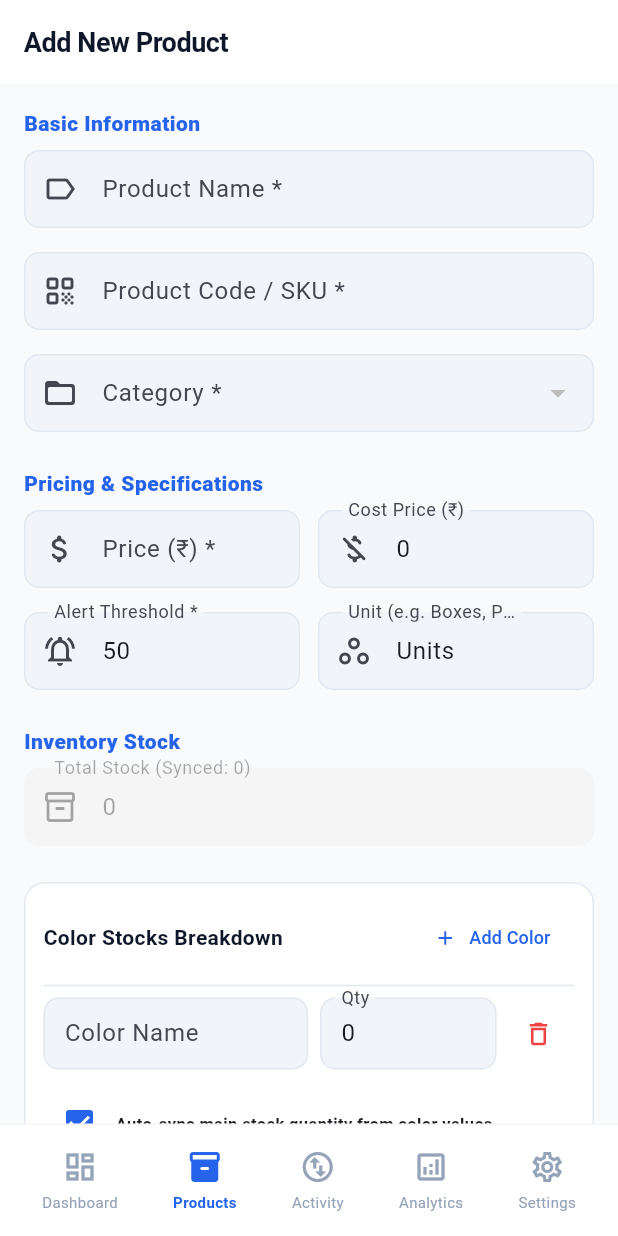
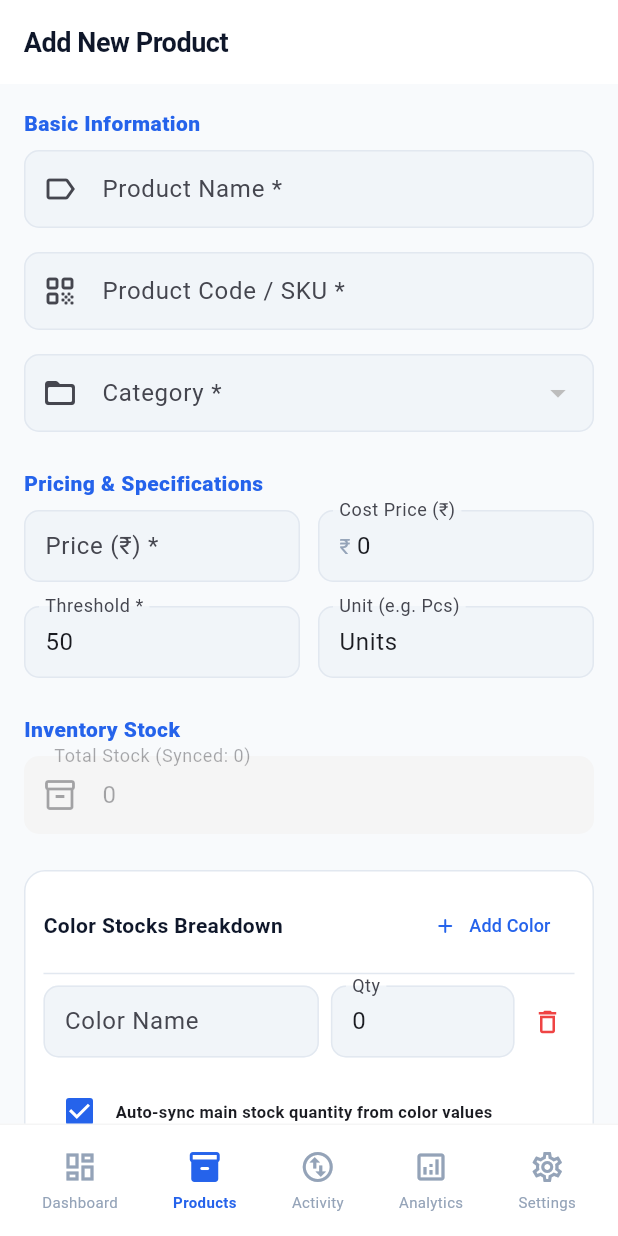
Before and after one commit to Ashishkumarpy/B2B-Stock-App, a Flutter app: the AddProductScreen screen opened by its route, after a tap on "Add Color", on a phone screen of 412 x 824 dp. Run offline on Flutter 3.47's test engine with Material 3 defaults, Android fonts, the phone set to English and light mode, and no system bars; our stand-ins replace cached_network_image, csv, equatable, file_picker, firebase_core, firebase_messaging and 9 more; missing offline and left inert: mobile_scanner; accounts and stored records are empty.

Commit message:
style: optimize AddProductScreen layouts to be 100% overflow-proof on all mobile devices
- Set isExpanded: true on the Category DropdownButtonFormField to prevent wide text pushes.
- Removed prefix icons from narrow side-by-side Row inputs (Price, Cost Price, Threshold, Unit) to save 48px of width per field.
- Added ₹ prefixText and compact vertical/horizontal paddings.
- Constrained the Color breakdown list row delete buttons inside tight SizedBox wrappers with zero constraints.
- Replaced the supplementary image button inside the row with a custom GestureDetector widget to completely bypass the global button theme width/height override constraints.

```diff
--- a/mobile/lib/presentation/screens/products/add_product_screen.dart
+++ b/mobile/lib/presentation/screens/products/add_product_screen.dart
@@ -263,6 +263,7 @@ class _AddProductScreenState extends ConsumerState<AddProductScreen> {
 
               DropdownButtonFormField<String>(
                 value: _selectedCategory,
+                isExpanded: true,
                 decoration: const InputDecoration(
                   labelText: 'Category *',
                   prefixIcon: Icon(Icons.folder_open_rounded),
@@ -287,7 +288,8 @@ class _AddProductScreenState extends ConsumerState<AddProductScreen> {
                       controller: _priceController,
                       decoration: const InputDecoration(
                         labelText: 'Price (₹) *',
-                        prefixIcon: Icon(Icons.attach_money_rounded),
+                        prefixText: '₹ ',
+                        contentPadding: EdgeInsets.symmetric(horizontal: 10, vertical: 10),
                       ),
                       keyboardType: const TextInputType.numberWithOptions(decimal: true),
                       validator: (val) =>
@@ -300,7 +302,8 @@ class _AddProductScreenState extends ConsumerState<AddProductScreen> {
                       controller: _costPriceController,
                       decoration: const InputDecoration(
                         labelText: 'Cost Price (₹)',
-                        prefixIcon: Icon(Icons.money_off_rounded),
+                        prefixText: '₹ ',
+                        contentPadding: EdgeInsets.symmetric(horizontal: 10, vertical: 10),
                       ),
                       keyboardType: const TextInputType.numberWithOptions(decimal: true),
                     ),
@@ -315,8 +318,8 @@ class _AddProductScreenState extends ConsumerState<AddProductScreen> {
                     child: TextFormField(
                       controller: _thresholdController,
                       decoration: const InputDecoration(
-                        labelText: 'Alert Threshold *',
-                        prefixIcon: Icon(Icons.notifications_active_outlined),
+                        labelText: 'Threshold *',
+                        contentPadding: EdgeInsets.symmetric(horizontal: 10, vertical: 10),
                       ),
                       keyboardType: TextInputType.number,
                       validator: (val) =>
@@ -328,8 +331,8 @@ class _AddProductScreenState extends ConsumerState<AddProductScreen> {
                     child: TextFormField(
                       controller: _unitController,
                       decoration: const InputDecoration(
-                        labelText: 'Unit (e.g. Boxes, Pcs)',
-                        prefixIcon: Icon(Icons.workspaces_outline),
+                        labelText: 'Unit (e.g. Pcs)',
+                        contentPadding: EdgeInsets.symmetric(horizontal: 10, vertical: 10),
                       ),
                     ),
                   ),
@@ -440,9 +443,15 @@ class _AddProductScreenState extends ConsumerState<AddProductScreen> {
                                 ),
                               ),
                               const SizedBox(width: 4),
-                              IconButton(
-                                icon: const Icon(Icons.delete_outline, color: AppTheme.danger, size: 20),
-                                onPressed: () => _removeColorStock(index),
+                              SizedBox(
+                                width: 36,
+                                height: 36,
+                                child: IconButton(
+                                  padding: EdgeInsets.zero,
+                                  constraints: const BoxConstraints(),
+                                  icon: const Icon(Icons.delete_outline, color: AppTheme.danger, size: 20),
+                                  onPressed: () => _removeColorStock(index),
+                                ),
                               ),
                             ],
                           );
@@ -519,15 +528,17 @@ class _AddProductScreenState extends ConsumerState<AddProductScreen> {
                           ),
                         ),
                         const SizedBox(width: 8),
-                        ElevatedButton(
-                          onPressed: _addExtraImage,
-                          style: ElevatedButton.styleFrom(
-                            minimumSize: const Size(60, 42),
-                            shape: RoundedRectangleBorder(
+                        GestureDetector(
+                          onTap: _addExtraImage,
+                          child: Container(
+                            width: 50,
+                            height: 44,
+                            decoration: BoxDecoration(
+                              color: AppTheme.primary,
                               borderRadius: BorderRadius.circular(AppTheme.radiusMD),
                             ),
+                            child: const Icon(Icons.add, color: Colors.white, size: 22),
                           ),
-                          child: const Icon(Icons.add, size: 20),
                         ),
                       ],
                     ),
```
